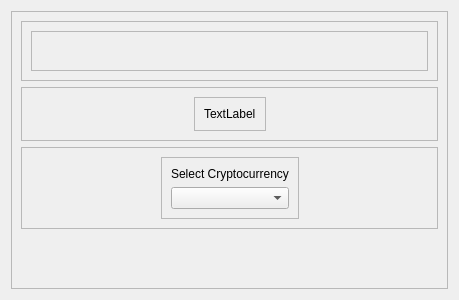
The window that desktop/ui/donations.ui (talonlab/hdwallet-desktop) describes before a commit, drawn with Qt 5.
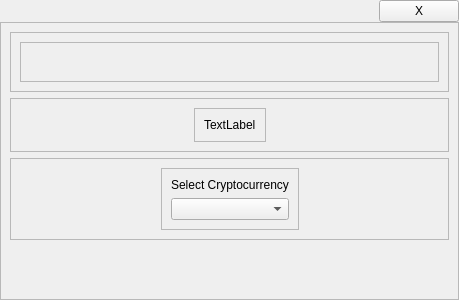
The same window after the commit.

Commit message: Update: donations added ui and clear icon changed to button

The edit to the form file:
```diff
--- a/desktop/ui/donations.ui
+++ b/desktop/ui/donations.ui
@@ -14,6 +14,49 @@
    <string>Form</string>
   </property>
   <layout class="QVBoxLayout" name="verticalLayout_2">
+   <property name="spacing">
+    <number>0</number>
+   </property>
+   <property name="leftMargin">
+    <number>0</number>
+   </property>
+   <property name="topMargin">
+    <number>0</number>
+   </property>
+   <property name="rightMargin">
+    <number>0</number>
+   </property>
+   <property name="bottomMargin">
+    <number>0</number>
+   </property>
+   <item>
+    <widget class="QFrame" name="frame_8">
+     <layout class="QHBoxLayout" name="horizontalLayout_7">
+      <property name="spacing">
+       <number>0</number>
+      </property>
+      <property name="leftMargin">
+       <number>0</number>
+      </property>
+      <property name="topMargin">
+       <number>0</number>
+      </property>
+      <property name="rightMargin">
+       <number>0</number>
+      </property>
+      <property name="bottomMargin">
+       <number>0</number>
+      </property>
+      <item alignment="Qt::AlignRight">
+       <widget class="QPushButton" name="closeDonationsQPushButton">
+        <property name="text">
+         <string>X</string>
+        </property>
+       </widget>
+      </item>
+     </layout>
+    </widget>
+   </item>
    <item>
     <widget class="QFrame" name="frame">
      <property name="frameShape">
```
The commit also changes 3 other files.
